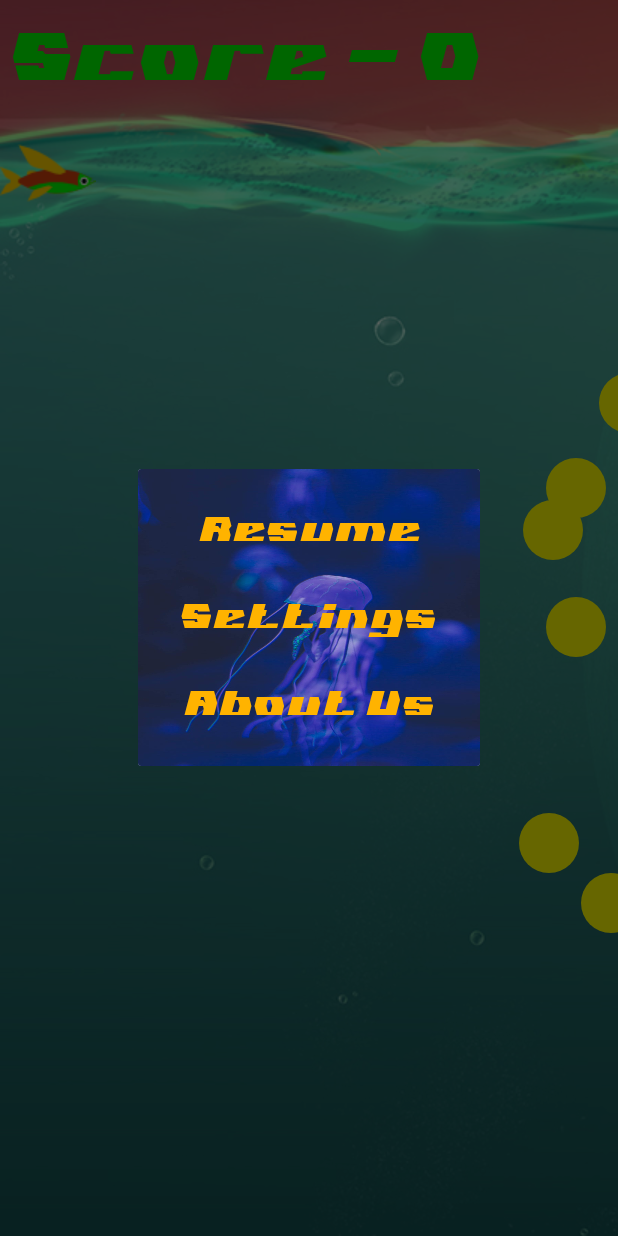
After one commit to AliyuAbdullahi/Fishscape, an Android app: the fragment PauseMenu placed in its activity, on a phone screen of 412 x 824 dp. The commit adds this screen. Run offline under Robolectric (Android 15) with nearby library versions, the phone set to English and light mode, and no system bars.

Commit message:
added menu dialog

```diff
--- /dev/null
+++ b/app/src/main/java/com/example/awesomefish/menu/PauseMenu.kt
@@ -0,0 +1,50 @@
+package com.example.awesomefish.menu
+
+import android.app.Dialog
+import android.os.Bundle
+import android.view.LayoutInflater
+import android.view.View
+import android.view.ViewGroup
+import android.view.Window
+import androidx.fragment.app.DialogFragment
+import com.example.awesomefish.R
+import com.example.awesomefish.shared.FontManager
+import kotlinx.android.synthetic.main.pause_menu.*
+
+class PauseMenu : DialogFragment() {
+
+    override fun onCreateView(
+        inflater: LayoutInflater,
+        container: ViewGroup?,
+        savedInstanceState: Bundle?
+    ): View? {
+        return inflater.inflate(R.layout.pause_menu, container, false)
+    }
+
+
+    override fun onViewCreated(view: View, savedInstanceState: Bundle?) {
+        super.onViewCreated(view, savedInstanceState)
+        setUpUI()
+    }
+
+    private fun setUpUI() {
+        context?.let {
+            val typeFace = FontManager.getTypeForFont(it, FontManager.Font.GLADIATOR_SPORT)
+            resume.typeface = typeFace
+            settings.typeface = typeFace
+            aboutUs.typeface = typeFace
+        }
+    }
+
+    override fun onCreateDialog(savedInstanceState: Bundle?): Dialog {
+        val dialog = super.onCreateDialog(savedInstanceState)
+        dialog.getWindow()?.requestFeature(Window.FEATURE_NO_TITLE);
+        return dialog;
+    }
+
+    companion object {
+        fun instance(): PauseMenu {
+            return PauseMenu()
+        }
+    }
+}
--- a/app/src/main/java/com/example/awesomefish/scene/host/GameHostActivity.kt
+++ b/app/src/main/java/com/example/awesomefish/scene/host/GameHostActivity.kt
@@ -3,8 +3,9 @@
 import android.os.Bundle
 import android.os.Handler
 import androidx.appcompat.app.AppCompatActivity
+import com.example.awesomefish.menu.PauseMenu
+import com.example.awesomefish.shared.SoundManager
 import com.example.awesomefish.start.GameLauncher
-import com.example.awesomefish.shared.SoundManager
 import java.util.*
 
 class GameHostActivity : AppCompatActivity() {
@@ -24,13 +25,22 @@
 
         val timer = Timer()
 
-        timer.schedule(object : TimerTask() {
-            override fun run() {
-                handler.post { launcher.invalidate() }
-            }
-        }, 0,
+        timer.schedule(
+            object : TimerTask() {
+                override fun run() {
+                    handler.post { launcher.invalidate() }
+                }
+            }, 0,
             LOOP_INTERVAL
         )
+    }
+
+    private fun showMenuDialog() {
+        PauseMenu.instance().show(supportFragmentManager, "pause_menu")
+    }
+
+    override fun onBackPressed() {
+        showMenuDialog()
     }
 
     override fun onDestroy() {
@@ -39,6 +49,6 @@
     }
 
     companion object {
-        const val LOOP_INTERVAL = (1000/60).toLong()
+        const val LOOP_INTERVAL = (1000 / 60).toLong()
     }
 }
--- /dev/null
+++ b/app/src/main/res/color/pause_menu_item.xml
@@ -0,0 +1,5 @@
+<?xml version="1.0" encoding="utf-8"?>
+<selector xmlns:android="http://schemas.android.com/apk/res/android">
+    <item android:color="@color/colorMaroon" android:state_pressed="true" />
+    <item android:color="@color/colorAmber" />
+</selector>
--- /dev/null
+++ b/app/src/main/res/layout/pause_menu.xml
@@ -0,0 +1,57 @@
+<?xml version="1.0" encoding="utf-8"?>
+<androidx.constraintlayout.widget.ConstraintLayout xmlns:android="http://schemas.android.com/apk/res/android"
+    xmlns:app="http://schemas.android.com/apk/res-auto"
+    xmlns:tools="http://schemas.android.com/tools"
+    android:id="@+id/root"
+    android:layout_width="match_parent"
+    android:layout_height="match_parent"
+    android:background="@drawable/menu_background_3"
+    android:padding="28dp">
+
+    <androidx.constraintlayout.widget.Guideline
+        android:id="@+id/guideline"
+        android:layout_width="wrap_content"
+        android:layout_height="wrap_content"
+        android:orientation="horizontal"
+        app:layout_constraintGuide_percent="0.5" />
+
+    <TextView
+
+        android:id="@+id/resume"
+        android:layout_width="wrap_content"
+        android:layout_height="wrap_content"
+        android:layout_marginBottom="32dp"
+        android:text="@string/resume"
+        android:textColor="@color/pause_menu_item"
+        android:textSize="@dimen/fontSize24"
+        app:layout_constraintBottom_toTopOf="@+id/settings"
+        app:layout_constraintEnd_toEndOf="parent"
+        app:layout_constraintStart_toStartOf="parent"
+        tools:text="Resume" />
+
+    <TextView
+        android:id="@+id/settings"
+        android:layout_width="wrap_content"
+        android:layout_height="wrap_content"
+        android:text="@string/settings"
+        android:textColor="@color/pause_menu_item"
+        android:textSize="@dimen/fontSize24"
+        app:layout_constraintBottom_toTopOf="@+id/guideline"
+        app:layout_constraintEnd_toEndOf="parent"
+        app:layout_constraintStart_toStartOf="parent"
+        app:layout_constraintTop_toTopOf="@+id/guideline"
+        tools:text="Settings" />
+
+    <TextView
+        android:id="@+id/aboutUs"
+        android:layout_width="wrap_content"
+        android:layout_height="wrap_content"
+        android:layout_marginTop="32dp"
+        android:text="@string/about_us"
+        android:textColor="@color/pause_menu_item"
+        android:textSize="@dimen/fontSize24"
+        app:layout_constraintEnd_toEndOf="parent"
+        app:layout_constraintStart_toStartOf="parent"
+        app:layout_constraintTop_toBottomOf="@+id/settings"
+        tools:text="About" />
+</androidx.constraintlayout.widget.ConstraintLayout>
--- a/app/src/main/res/values/colors.xml
+++ b/app/src/main/res/values/colors.xml
@@ -5,4 +5,5 @@
     <color name="colorAccent">#03DAC5</color>
     <color name="colorPurple">#000051</color>
     <color name="colorMaroon">#560027</color>
+    <color name="colorAmber">#ffb300</color>
 </resources>
--- a/app/src/main/res/values/strings.xml
+++ b/app/src/main/res/values/strings.xml
@@ -2,4 +2,7 @@
     <string name="app_name">Fishscape</string>
     <string name="resume_game">Resume Game</string>
     <string name="start_game">Start Game</string>
+    <string name="resume">Resume</string>
+    <string name="about_us">About Us</string>
+    <string name="settings">Settings</string>
 </resources>
```
Also changed, not shown: app/src/main/res/drawable/menu_background_3.jpeg (added).
